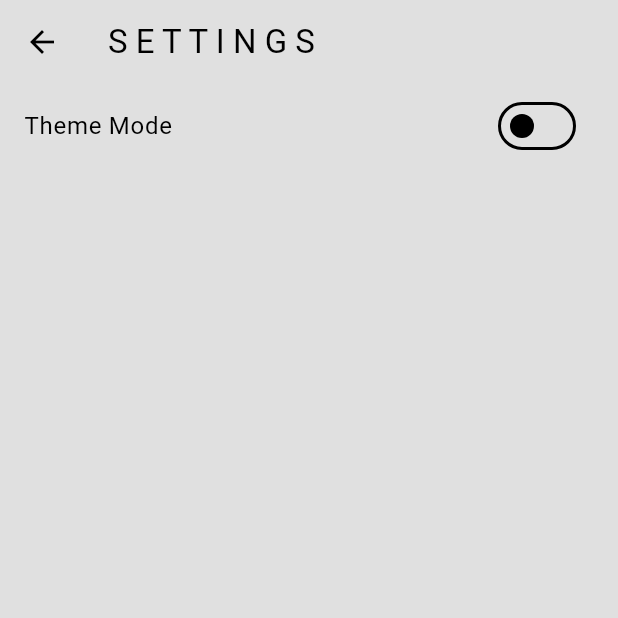
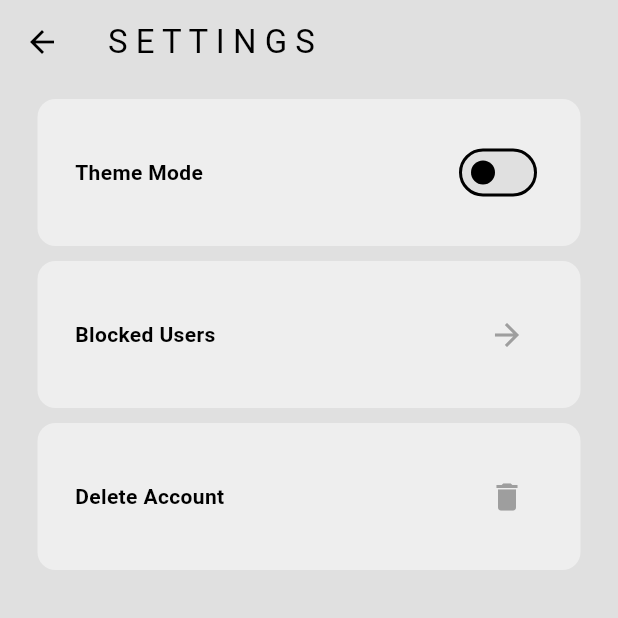
Before and after one commit to alinahmettekin/tute, a Flutter app: the SettingsView screen opened directly, on a phone screen of 412 x 824 dp, the top half of it. Run offline on Flutter 3.47's test engine with Material 3 defaults, Android fonts, the phone set to English and light mode, and no system bars; our stand-ins replace cloud_firestore, firebase_auth, firebase_core; accounts and stored records are empty; generated files the repository leaves out were written again; network calls fail.

Commit message:
user delete added

```diff
--- /dev/null
+++ b/lib/core/components/custom_settings_tile.dart
@@ -0,0 +1,27 @@
+import 'package:flutter/material.dart';
+
+class CustomSettingsTile extends StatelessWidget {
+  final Widget action;
+  final String title;
+
+  const CustomSettingsTile({super.key, required this.action, required this.title});
+  @override
+  Widget build(BuildContext context) {
+    return Container(
+      decoration:
+          BoxDecoration(color: Theme.of(context).colorScheme.secondary, borderRadius: BorderRadius.circular(12)),
+      margin: const EdgeInsets.only(left: 25, right: 25, top: 10),
+      padding: const EdgeInsets.all(25),
+      child: Row(
+        mainAxisAlignment: MainAxisAlignment.spaceBetween,
+        children: [
+          Text(
+            title,
+            style: const TextStyle(fontWeight: FontWeight.bold),
+          ),
+          action,
+        ],
+      ),
+    );
+  }
+}
--- a/lib/core/models/post.dart
+++ b/lib/core/models/post.dart
@@ -30,7 +30,7 @@ class Post {
       message: doc['message'],
       timestamp: doc['timestamp'],
       likes: doc['likes'],
-      likedBy: List<String>.from(doc['likedBy']) ?? [],
+      likedBy: List<String>.from(doc['likedBy']),
     );
   }
 
--- a/lib/core/service/database/database_provider.dart
+++ b/lib/core/service/database/database_provider.dart
@@ -1,3 +1,4 @@
+import 'package:firebase_auth/firebase_auth.dart';
 import 'package:flutter/material.dart';
 import 'package:tute/core/models/comment.dart';
 import 'package:tute/core/models/post.dart';
@@ -23,7 +24,9 @@ class DatabaseProvider extends ChangeNotifier {
   Future<void> loadAllPosts() async {
     final allPosts = await _db.getAllPostsFromFirebase();
 
-    _allposts = allPosts;
+    final blockedUserIds = await _db.getBlockedUidsFromFirebase();
+
+    _allposts = allPosts.where((post) => !blockedUserIds.contains(post.uid)).toList();
     initializeLikeMap();
 
     notifyListeners();
--- a/lib/core/service/database/database_service.dart
+++ b/lib/core/service/database/database_service.dart
@@ -194,4 +194,23 @@ class DatabaseService {
 
     return snapshot.docs.map((doc) => doc.id).toList();
   }
+
+  Future<void> deleteUserInfoInFirebase(String userId) async {
+    WriteBatch batch = _db.batch();
+
+    DocumentReference userDoc = _db.collection('Users').doc(userId);
+    batch.delete(userDoc);
+
+    QuerySnapshot posts = await _db.collection('Posts').where('uid', isEqualTo: userId).get();
+    for (var post in posts.docs) {
+      batch.delete(post.reference);
+    }
+
+    QuerySnapshot comments = await _db.collection('Comments').where('uid', isEqualTo: userId).get();
+    for (var comment in comments.docs) {
+      batch.delete(comment.reference);
+    }
+
+    await batch.commit();
+  }
 }
--- a/lib/view/settings/settings_view.dart
+++ b/lib/view/settings/settings_view.dart
@@ -1,9 +1,13 @@
 import 'package:flutter/material.dart';
 import 'package:provider/provider.dart';
+import 'package:tute/core/components/custom_settings_tile.dart';
+import 'package:tute/core/helper/navigate_helper.dart';
 import 'package:tute/core/theme/theme_provider.dart';
 
 class SettingsView extends StatelessWidget {
-  const SettingsView({super.key});
+  const SettingsView({
+    super.key,
+  });
 
   @override
   Widget build(BuildContext context) {
@@ -13,15 +17,31 @@ class SettingsView extends StatelessWidget {
       ),
       body: Column(
         children: [
-          ListTile(
-            title: const Text('Theme Mode'),
-            trailing: Switch(
-              onChanged: (value) {
-                Provider.of<ThemeProvider>(context, listen: false).toggleTheme();
-              },
-              value: Provider.of<ThemeProvider>(context, listen: true).isDarkMode,
-            ),
-          )
+          CustomSettingsTile(
+              action: Switch(
+                onChanged: (value) {
+                  Provider.of<ThemeProvider>(context, listen: false).toggleTheme();
+                },
+                value: Provider.of<ThemeProvider>(context, listen: true).isDarkMode,
+              ),
+              title: 'Theme Mode'),
+          GestureDetector(
+            onTap: () => goBlockedPage(context),
+            child: CustomSettingsTile(
+                action: IconButton(
+                  icon: const Icon(Icons.arrow_forward),
+                  color: Theme.of(context).colorScheme.primary,
+                  onPressed: () => goBlockedPage(context),
+                ),
+                title: 'Blocked Users'),
+          ),
+          CustomSettingsTile(
+              action: IconButton(
+                onPressed: () => goDeleteAccountPage(context),
+                icon: const Icon(Icons.delete),
+                color: Theme.of(context).colorScheme.primary,
+              ),
+              title: 'Delete Account')
         ],
       ),
     );
```
Also changed, not shown: lib/core/components/custom_post_tile.dart (+62 -1 lines), lib/core/helper/navigate_helper.dart (+13 -3 lines), lib/core/service/auth/firebase_auth_service.dart (+13 -1 lines), lib/view/blocked/blocked_view.dart (added, +95 -0 lines), lib/view/comment/comment_view.dart (deleted, +0 -19 lines), lib/view/delete_account/delete_account_view.dart (added, +86 -0 lines).
